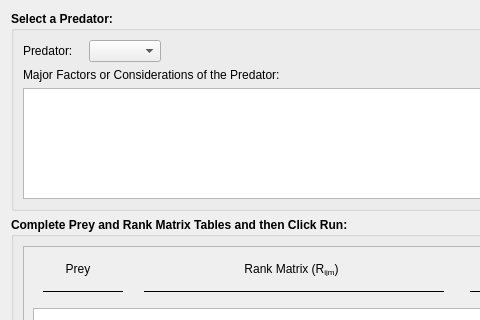
Before: the Qt Designer form Donut_Main/forms/Setup/Setup_Tab04.ui in NMFS-ecosystem-tools/Donut_Tool, drawn with Qt 5; both pictures show x 0 to 480 and y 0 to 320 of the 1194 by 517 pixel window.
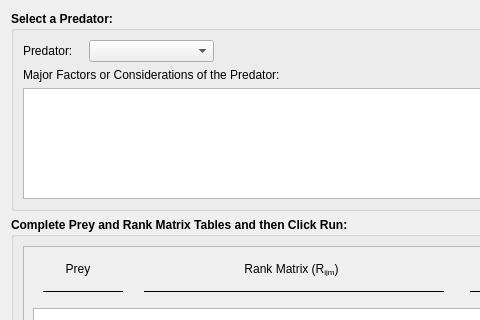
After: the same form once the commit is applied.

Commit message: Added reset buttons for splash screen

Diff of the .ui file:
```diff
--- a/Donut_Main/forms/Setup/Setup_Tab04.ui
+++ b/Donut_Main/forms/Setup/Setup_Tab04.ui
@@ -94,6 +94,24 @@
         </item>
         <item>
          <widget class="QComboBox" name="Setup_Tab4_PredatorCMB">
+          <property name="sizePolicy">
+           <sizepolicy hsizetype="Fixed" vsizetype="Fixed">
+            <horstretch>0</horstretch>
+            <verstretch>0</verstretch>
+           </sizepolicy>
+          </property>
+          <property name="minimumSize">
+           <size>
+            <width>125</width>
+            <height>0</height>
+           </size>
+          </property>
+          <property name="maximumSize">
+           <size>
+            <width>125</width>
+            <height>16777215</height>
+           </size>
+          </property>
           <property name="font">
            <font>
             <weight>50</weight>
```
The commit also changes 7 other files.
